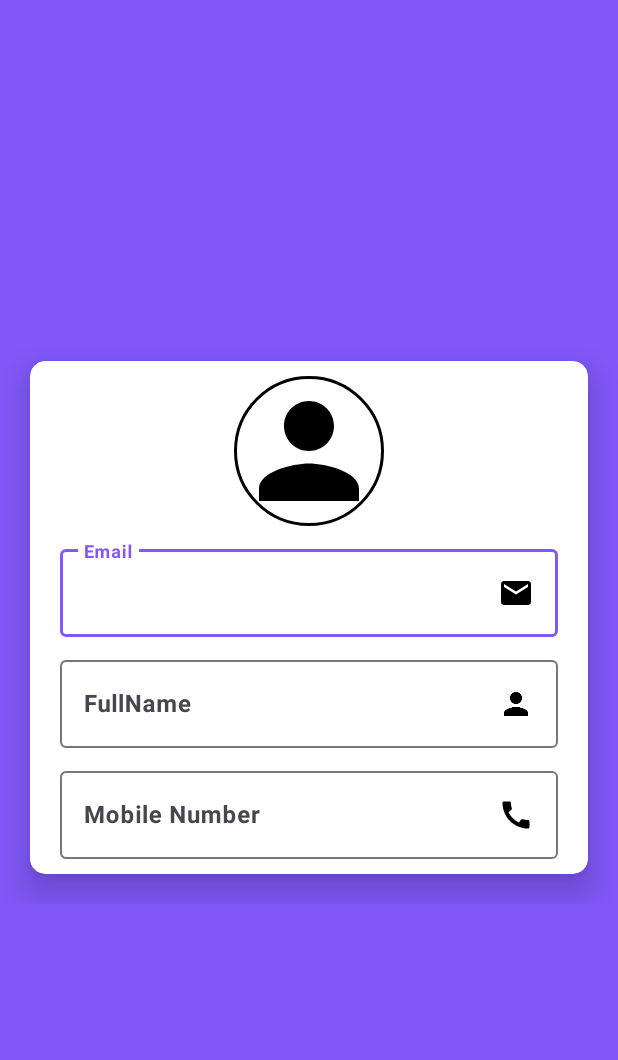
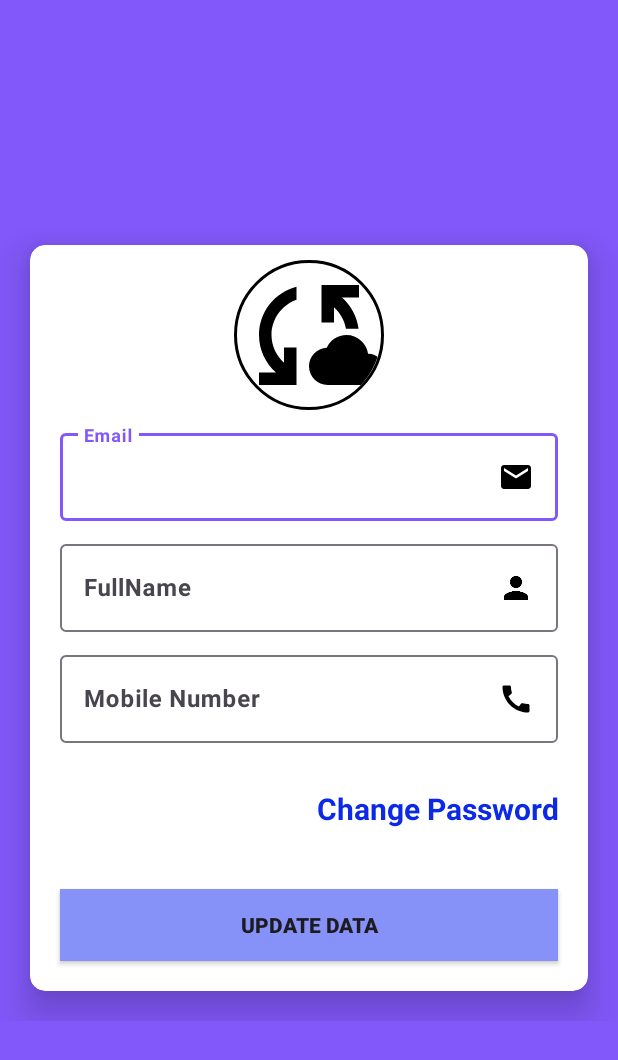
Before and after one commit to danu20002/Nss_Git_App, an Android app: the Profile_settings screen opened directly, with no data from a screen before it, on a phone screen of 412 x 824 dp. Shown: the top 1060 px of the screen. Run offline under Robolectric (Android 15) with nearby library versions, the phone set to English and light mode, and no system bars; our stand-ins replace CircleImageView, Firebase (no records; nobody signed in at launch, a user with empty details on screens opened directly); pictures from the network do not load; 4 statements that could not run were skipped.

Commit message:
Updated now

```diff
--- /dev/null
+++ b/app/src/main/res/drawable/baseline_cloud_sync_24.xml
@@ -0,0 +1,5 @@
+<vector android:height="24dp" android:tint="#000000"
+    android:viewportHeight="24" android:viewportWidth="24"
+    android:width="24dp" xmlns:android="http://schemas.android.com/apk/res/android">
+    <path android:fillColor="@android:color/white" android:pathData="M21.5,14.98c-0.02,0 -0.03,0 -0.05,0.01C21.2,13.3 19.76,12 18,12c-1.4,0 -2.6,0.83 -3.16,2.02C13.26,14.1 12,15.4 12,17c0,1.66 1.34,3 3,3l6.5,-0.02c1.38,0 2.5,-1.12 2.5,-2.5S22.88,14.98 21.5,14.98zM10,4.26v2.09C7.67,7.18 6,9.39 6,12c0,1.77 0.78,3.34 2,4.44V14h2v6H4v-2h2.73C5.06,16.54 4,14.4 4,12C4,8.27 6.55,5.15 10,4.26zM20,6h-2.73c1.43,1.26 2.41,3.01 2.66,5l-2.02,0C17.68,9.64 16.98,8.45 16,7.56V10h-2V4h6V6z"/>
+</vector>
--- a/app/src/main/res/layout/activity_profile_settings.xml
+++ b/app/src/main/res/layout/activity_profile_settings.xml
@@ -33,6 +33,7 @@
                         android:layout_gravity="center"
                         android:src="@drawable/baseline_person_24"
                         app:civ_border_width="2dp"
+                        android:id="@+id/profile_settings_image"
                         android:layout_margin="10dp"
                         app:civ_border_overlay="true">
 
@@ -48,6 +49,9 @@
                             android:layout_width="match_parent"
                             android:layout_height="wrap_content"
                             android:textStyle="bold"
+                            android:clickable="false"
+                            android:id="@+id/Email_profile_settings"
+                            android:inputType="textEmailAddress"
                             android:drawableEnd="@drawable/baseline_email_24"
                             android:textAlignment="textStart"
                             android:hint="Email">
@@ -58,7 +62,6 @@
                         android:layout_width="match_parent"
                         android:layout_height="wrap_content"
                         style="@style/ThemeOverlay.Material3.AutoCompleteTextView.OutlinedBox"
-
                         android:layout_marginRight="20dp"
                         android:layout_marginBottom="10dp"
                         android:layout_marginLeft="20dp">
@@ -66,6 +69,8 @@
                             android:layout_width="match_parent"
                             android:layout_height="wrap_content"
                             android:textStyle="bold"
+                            android:inputType="text"
+                            android:id="@+id/fullname_profile_settings"
                             android:textAlignment="textStart"
                             android:drawableEnd="@drawable/baseline_person_24"
                             android:hint="FullName">
@@ -83,14 +88,34 @@
                             android:layout_width="match_parent"
                             android:layout_height="wrap_content"
                             android:textStyle="bold"
+                            android:inputType="number"
+                            android:maxLength="10"
+                            android:id="@+id/mobile_num_profile_settings"
                             android:drawableEnd="@drawable/baseline_call_24"
                             android:textAlignment="textStart"
                             android:hint="Mobile Number">
                         </com.google.android.material.textfield.TextInputEditText>
                     </com.google.android.material.textfield.TextInputLayout>
 
-
-
+                     <TextView
+                         android:layout_width="match_parent"
+                         android:layout_height="wrap_content"
+                         android:textAlignment="textEnd"
+                         android:textStyle="bold"
+                         android:textColor="#0C29E6"
+                         android:textSize="20sp"
+                         android:id="@+id/password_change_profile_settings"
+                         android:text="Change Password"
+                         android:layout_margin="20dp"/>
+                    <androidx.appcompat.widget.AppCompatButton
+                        android:layout_width="match_parent"
+                        android:layout_height="wrap_content"
+                        android:text="Update Data"
+                        android:textStyle="bold"
+                        android:id="@+id/update_btn_profile_settings"
+                        android:background="@color/danu_color"
+                        android:layout_margin="20dp"
+                        />
                 </androidx.appcompat.widget.LinearLayoutCompat>
                 </ScrollView>
 
--- a/app/src/main/res/menu/bottom_menu_items.xml
+++ b/app/src/main/res/menu/bottom_menu_items.xml
@@ -17,5 +17,5 @@
 
     <item android:id="@+id/profile"
           android:title="Profile"
-          android:icon="@drawable/baseline_person_24"/>
+          android:icon="@drawable/baseline_person_4_24"/>
 </menu>
```
Also changed, not shown: app/src/main/java/com/daneshnaik/nssgit/Profile_settings.java (+216 -0 lines), app/src/main/res/drawable/background_nss.jpg (deleted).
